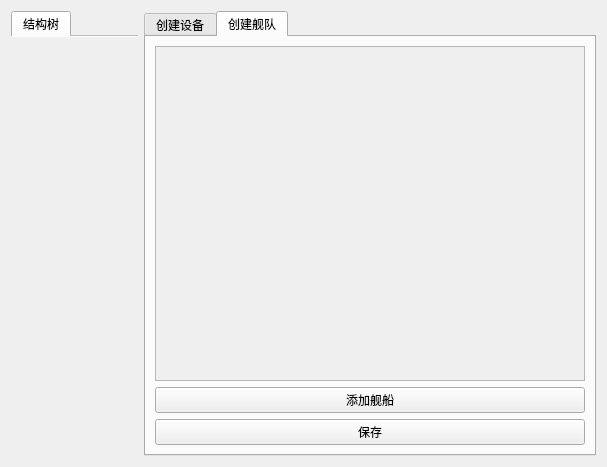
YaHeii/Electromagnetic_Compatibility, file resource/ui/FleetInput.ui: the form before one commit.
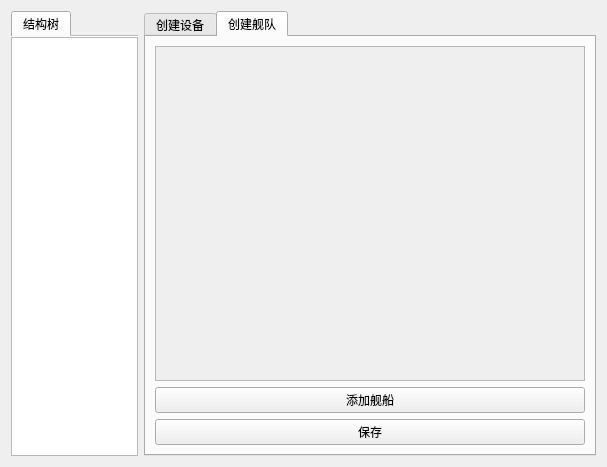
The form after the commit. Custom widgets are drawn as their Qt base class.

```diff
--- a/resource/ui/FleetInput.ui
+++ b/resource/ui/FleetInput.ui
@@ -70,6 +70,9 @@
          <property name="bottomMargin">
           <number>0</number>
          </property>
+         <item>
+          <widget class="QTreeView" name="treeView"/>
+         </item>
         </layout>
        </widget>
       </widget>
```
Left out of the diff: 18 changed lines with no effect on the pictures.
